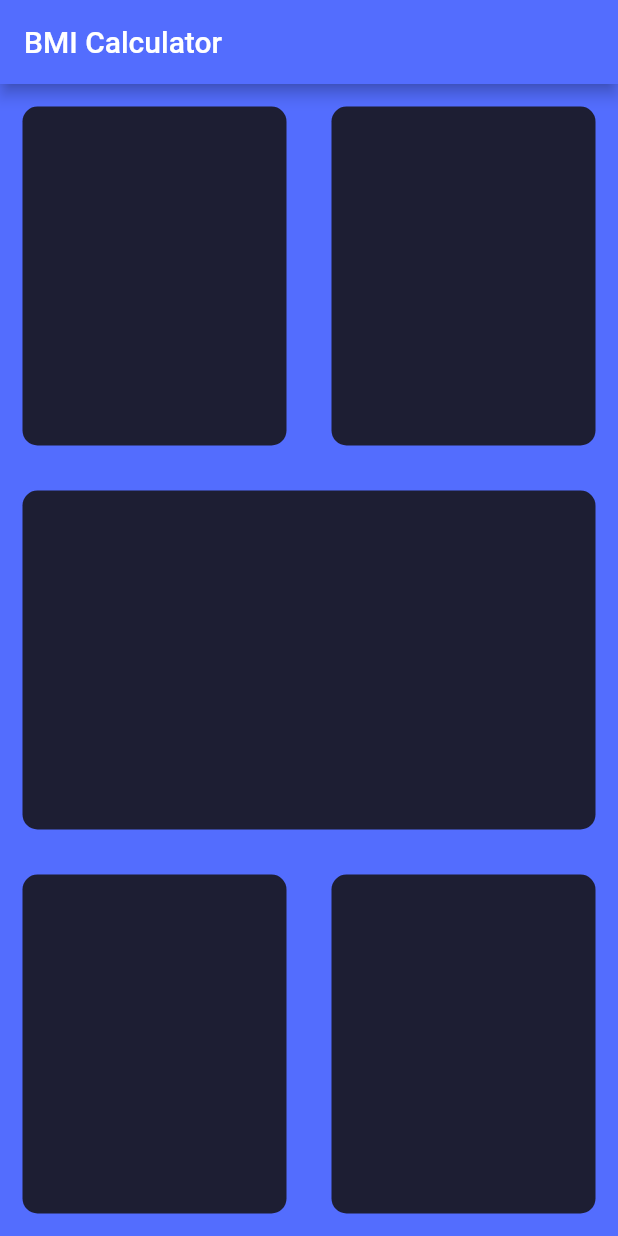
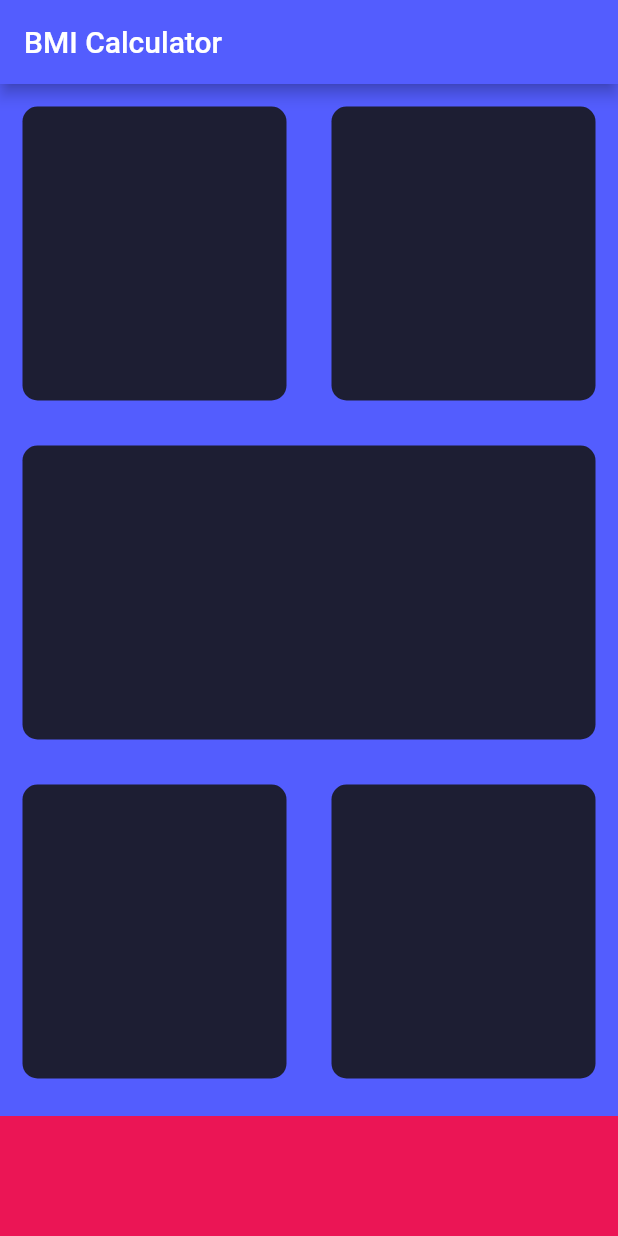
Before and after one commit to ViktorVarsano/Body-Mass-Index-Calculator, a Flutter app: the screen it shows after launch, on a phone screen of 412 x 824 dp. Run offline on Flutter 3.47's test engine with Material 2 defaults, Android fonts, the phone set to English and light mode, and no system bars.

Commit message:
added constants and bottom bar

```diff
--- a/lib/input_page.dart
+++ b/lib/input_page.dart
@@ -1,4 +1,8 @@
 import 'package:flutter/material.dart';
+
+const bottomContainerHeight = 80.0;
+const activeCardColour = Color(0xFF1D1E33);
+const bottomContainerColour = Color(0xFFEB1555);
 
 class InputPage extends StatefulWidget {
   @override
@@ -19,34 +23,41 @@ class _InputPageState extends State<InputPage> {
             children: <Widget>[
               Expanded(
                 child: ReusableCard(
-                    colour: Color(0xFF1D1E33),
+                  colour: activeCardColour,
                 ),
               ),
               Expanded(
                   child: ReusableCard(
-                  colour: Color(0xFF1D1E33),
+                colour: activeCardColour,
               )),
             ],
           )),
           Expanded(
               child: ReusableCard(
-              colour: Color(0xFF1D1E33),
+            colour: activeCardColour,
           )),
           Expanded(
               child: Row(
             children: <Widget>[
               Expanded(
                   child: ReusableCard(
-                  colour: Color(0xFF1D1E33),
+                colour: activeCardColour,
               )),
               Expanded(
                   child: ReusableCard(
-                  colour: Color(0xFF1D1E33),
+                colour: activeCardColour,
               )),
             ],
           )),
+          Container(
+            color: bottomContainerColour,
+            margin: EdgeInsets.only(top: 10.0),
+            width: double.infinity,
+            height: bottomContainerHeight,
+          )
         ],
-        ));
+      ),
+    );
   }
 }
 
--- a/lib/main.dart
+++ b/lib/main.dart
@@ -10,8 +10,8 @@ class BMICalculator extends StatelessWidget {
   Widget build(BuildContext context) {
     return MaterialApp(
       theme: ThemeData.dark().copyWith(
-        primaryColor: Color(0xFF536DFE),
-        scaffoldBackgroundColor: Color(0xFF536DFE),
+        primaryColor: Color(0xFF535DFE),
+        scaffoldBackgroundColor: Color(0xFF535DFE),
       ),
       home: InputPage(),
     );
```
Lines whose indentation alone changed are shown as unchanged.
